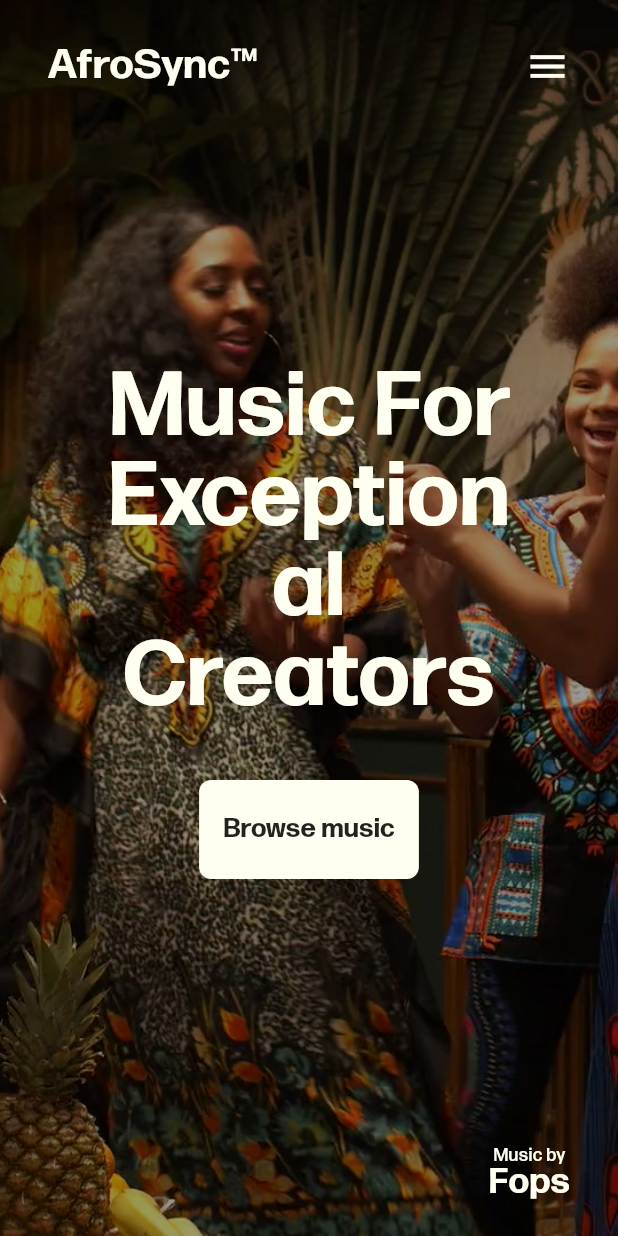
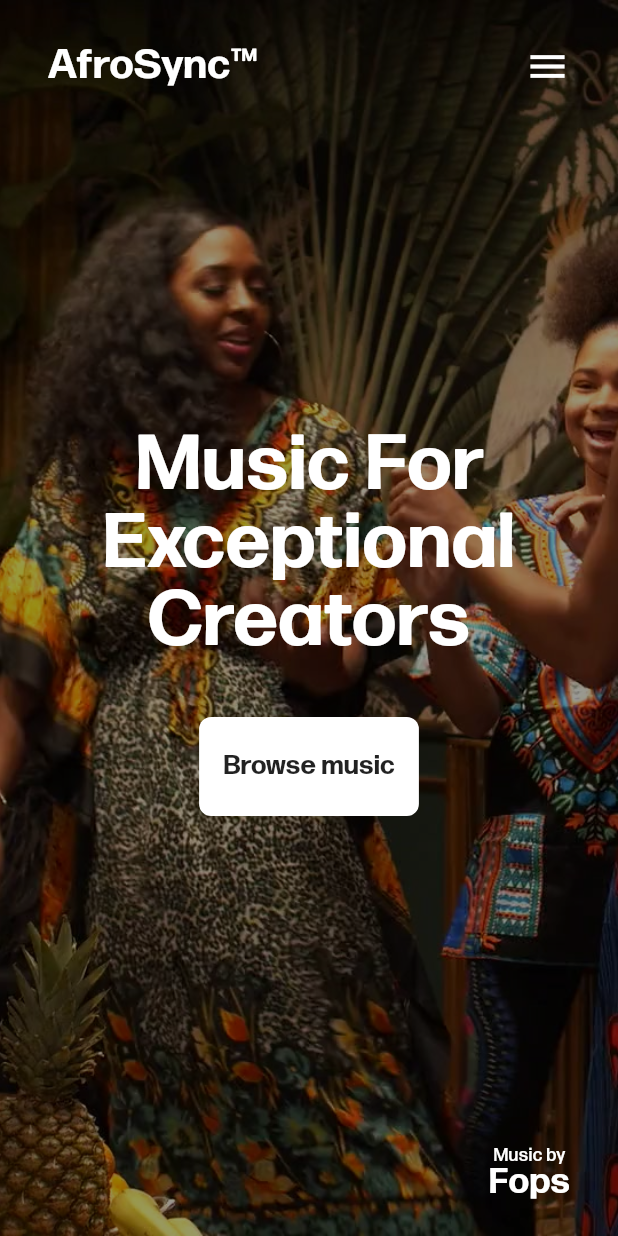
Before and after one commit to AfroSync/syncc, a Flutter app: the screen it shows after launch, on a phone screen of 412 x 824 dp. Run offline on Flutter 3.47's test engine with Material 3 defaults, Android fonts, the light colour scheme and no system bars; our stand-ins replace audioplayers, go_router, image_picker, video_player.

```diff
--- a/lib/core/color.dart
+++ b/lib/core/color.dart
@@ -6,7 +6,7 @@ class ModernColors {
 
   static const Color text = Color(0xFF090913);
   static const Color textSecondary = Color(0xFF8A8A8A);
-  static const Color white = Color(0xFFFFFFF1);
+  static const Color white = Color(0xFFFFFFFF);
 
   static const Color buttonColor = Color(0xFF070710);
 }
--- a/lib/core/router.dart
+++ b/lib/core/router.dart
@@ -1,7 +1,6 @@
 import 'package:flutter/foundation.dart';
 import 'package:go_router/go_router.dart';
 import 'package:syncc/core/routes.dart';
-import 'package:syncc/model/enums/country.dart';
 import 'package:syncc/view/artist/artist_signup_screen.dart';
 import 'package:syncc/view/auth/auth_choice_screen.dart';
 import 'package:syncc/view/auth/verification_screen.dart';
@@ -19,8 +18,13 @@ class ModernRouter {
   static final GoRouter router = GoRouter(
     initialLocation: ModernRoutes.root,
     debugLogDiagnostics: kDebugMode,
-    // Web-specific configuration
+    // Web-specific configuration for instant navigation
     routerNeglect: kIsWeb,
+    // Instant navigation for web feel
+    redirect: (context, state) {
+      // No redirects for instant navigation
+      return null;
+    },
     routes: [
       GoRoute(
         path: ModernRoutes.root,
--- a/lib/core/theme.dart
+++ b/lib/core/theme.dart
@@ -12,8 +12,10 @@ class ModernTheme {
     scaffoldBackgroundColor: ModernColors.background,
     appBarTheme: AppBarTheme(
       backgroundColor: ModernColors.background,
-
       surfaceTintColor: Colors.transparent,
+      // Instant app bar transitions
+      elevation: 0,
+      scrolledUnderElevation: 0,
     ),
     textButtonTheme: TextButtonThemeData(
       style: TextButton.styleFrom(
@@ -38,7 +40,7 @@ class ModernTheme {
         // Web override for all platforms
         if (kIsWeb) ...{
           for (final platform in TargetPlatform.values)
-            platform: const FadeUpwardsPageTransitionsBuilder(),
+            platform: const InstantPageTransitionsBuilder(),
         }
         // Platform-specific transitions when not on web
         else ...{
@@ -134,3 +136,20 @@ class ModernTheme {
     ),
   );
 }
+
+/// Instant transition builder for web-like feel
+class InstantPageTransitionsBuilder extends PageTransitionsBuilder {
+  const InstantPageTransitionsBuilder();
+
+  @override
+  Widget buildTransitions<T extends Object?>(
+    PageRoute<T> route,
+    BuildContext context,
+    Animation<double> animation,
+    Animation<double> secondaryAnimation,
+    Widget child,
+  ) {
+    // Return child immediately for instant transitions
+    return child;
+  }
+}
--- a/lib/view/splash/splash_body.dart
+++ b/lib/view/splash/splash_body.dart
@@ -45,7 +45,7 @@ class SplashBody extends StatelessWidget {
                   style: TextStyle(
                     color: ModernColors.white,
                     fontWeight: FontWeight.w700,
-                    fontSize: isMobile ? 60 : 80,
+                    fontSize: isMobile ? 52 : 80,
 
                     height: 1,
                   ),
```
Also changed, not shown: lib/core/web_performance.dart (+7 -6 lines), lib/view/widget/modern_country_picker.dart (+70 -102 lines), lib/view/catalog/dashboard.dart (added), lib/view/catalog/profile_screen.dart (added), 2 other files.
